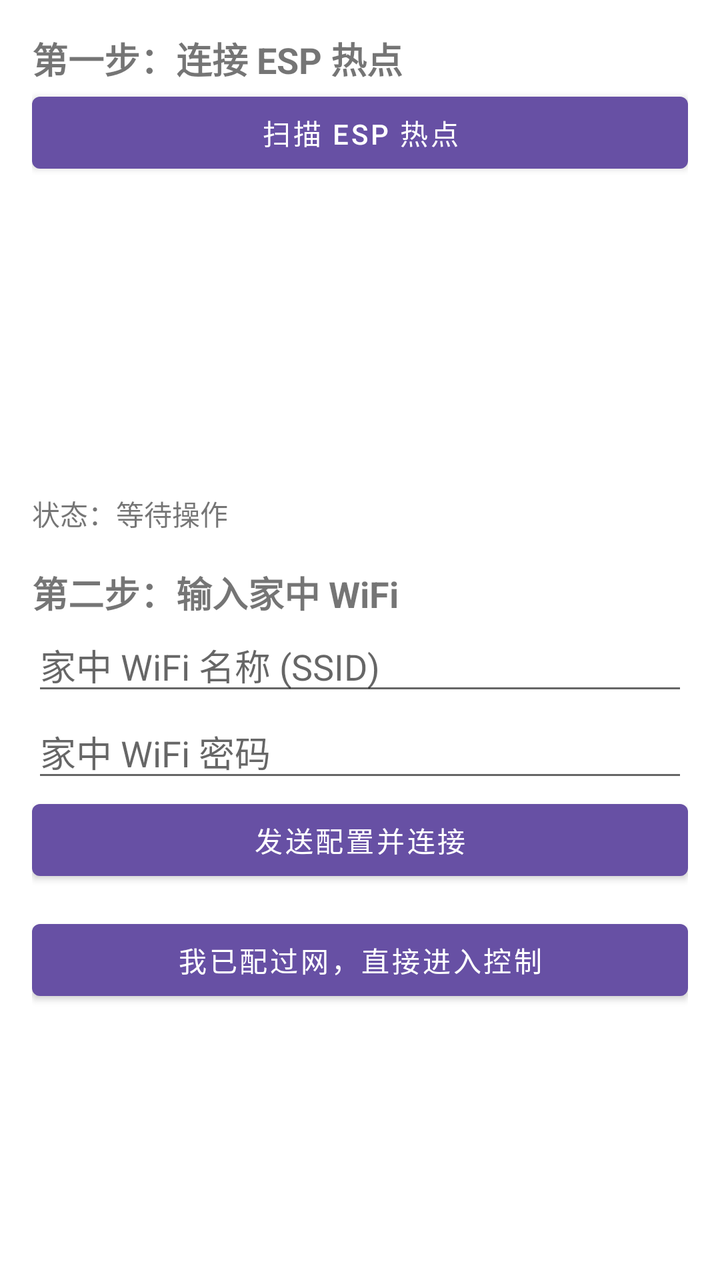
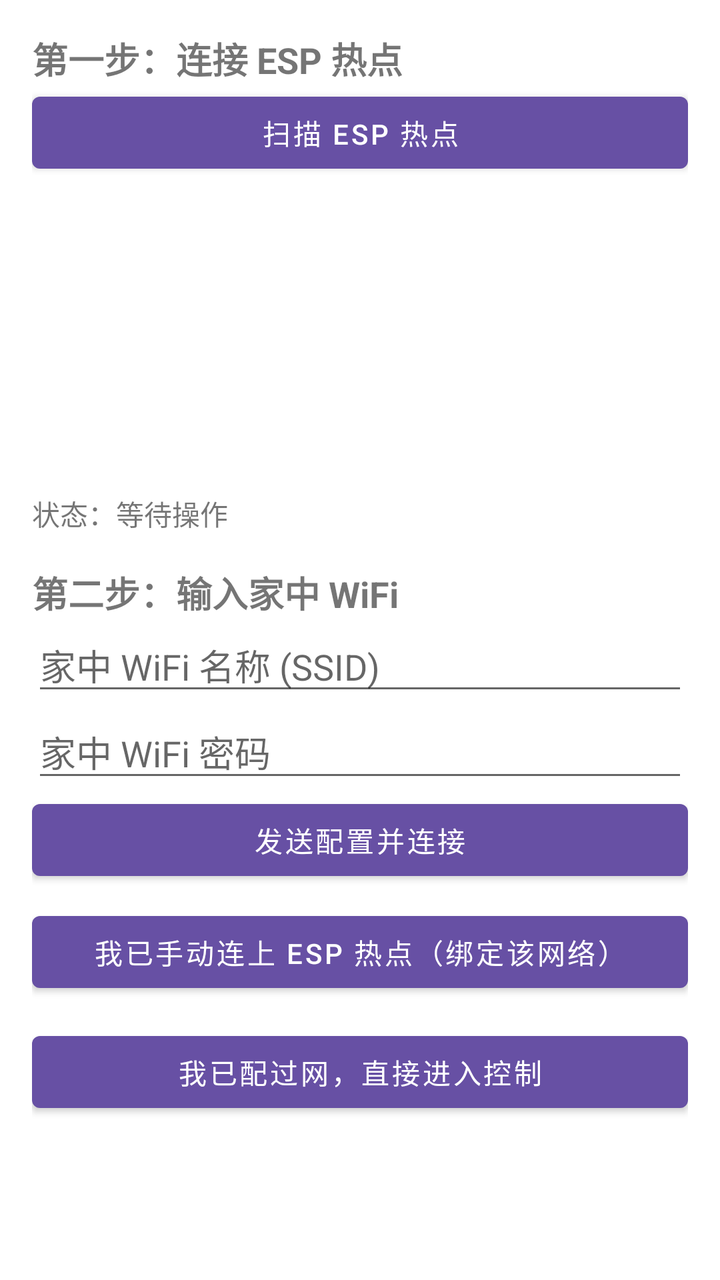

Before-and-after screenshots of an Android layout around one commit, followed by the original layout XML and the change that was made.
<!-- AndroidManifest.xml: application theme AppTheme -->
<!-- res/layout/activity_provision.xml -->
<?xml version="1.0" encoding="utf-8"?>
<ScrollView xmlns:android="http://schemas.android.com/apk/res/android"
    android:layout_width="match_parent"
    android:layout_height="match_parent">

    <LinearLayout
        android:layout_width="match_parent"
        android:layout_height="wrap_content"
        android:orientation="vertical"
        android:padding="16dp">

        <TextView
            android:layout_width="match_parent"
            android:layout_height="wrap_content"
            android:text="第一步：连接 ESP 热点"
            android:textSize="18sp"
            android:textStyle="bold" />

        <Button
            android:id="@+id/btnScan"
            android:layout_width="match_parent"
            android:layout_height="wrap_content"
            android:text="扫描 ESP 热点" />

        <ListView
            android:id="@+id/lvAps"
            android:layout_width="match_parent"
            android:layout_height="140dp"
            android:layout_marginTop="8dp" />

        <TextView
            android:id="@+id/tvStatus"
            android:layout_width="match_parent"
            android:layout_height="wrap_content"
            android:layout_marginTop="8dp"
            android:text="状态：等待操作"
            android:textSize="14sp" />

        <TextView
            android:layout_width="match_parent"
            android:layout_height="wrap_content"
            android:layout_marginTop="16dp"
            android:text="第二步：输入家中 WiFi"
            android:textSize="18sp"
            android:textStyle="bold" />

        <EditText
            android:id="@+id/etHomeSsid"
            android:layout_width="match_parent"
            android:layout_height="wrap_content"
            android:hint="家中 WiFi 名称 (SSID)" />

        <EditText
            android:id="@+id/etHomePass"
            android:layout_width="match_parent"
            android:layout_height="wrap_content"
            android:hint="家中 WiFi 密码"
            android:inputType="textPassword" />

        <Button
            android:id="@+id/btnSend"
            android:layout_width="match_parent"
            android:layout_height="wrap_content"
            android:text="发送配置并连接" />

        <Button
            android:id="@+id/btnSkip"
            android:layout_width="match_parent"
            android:layout_height="wrap_content"
            android:layout_marginTop="12dp"
            android:text="我已配过网，直接进入控制" />
    </LinearLayout>
</ScrollView>
<!-- resources referenced by this layout -->
<resources>
  <style name="AppTheme" parent="Theme.MaterialComponents.DayNight.NoActionBar">
          <item name="colorPrimary">@color/purple_500</item>
          <item name="colorPrimaryDark">@color/purple_700</item>
          <item name="colorAccent">@color/teal_200</item>
      </style>
  <color name="purple_500">#6750A4</color>
  <color name="purple_700">#21005D</color>
  <color name="teal_200">#FF03DAC5</color>
</resources>

<!-- the commit's change to res/layout/activity_provision.xml (unified diff, before → after) -->
@@ -64,6 +64,13 @@
             android:text="发送配置并连接" />
 
         <Button
+            android:id="@+id/btnBindCurrent"
+            android:layout_width="match_parent"
+            android:layout_height="wrap_content"
+            android:layout_marginTop="8dp"
+            android:text="我已手动连上 ESP 热点（绑定该网络）" />
+
+        <Button
             android:id="@+id/btnSkip"
             android:layout_width="match_parent"
             android:layout_height="wrap_content"
